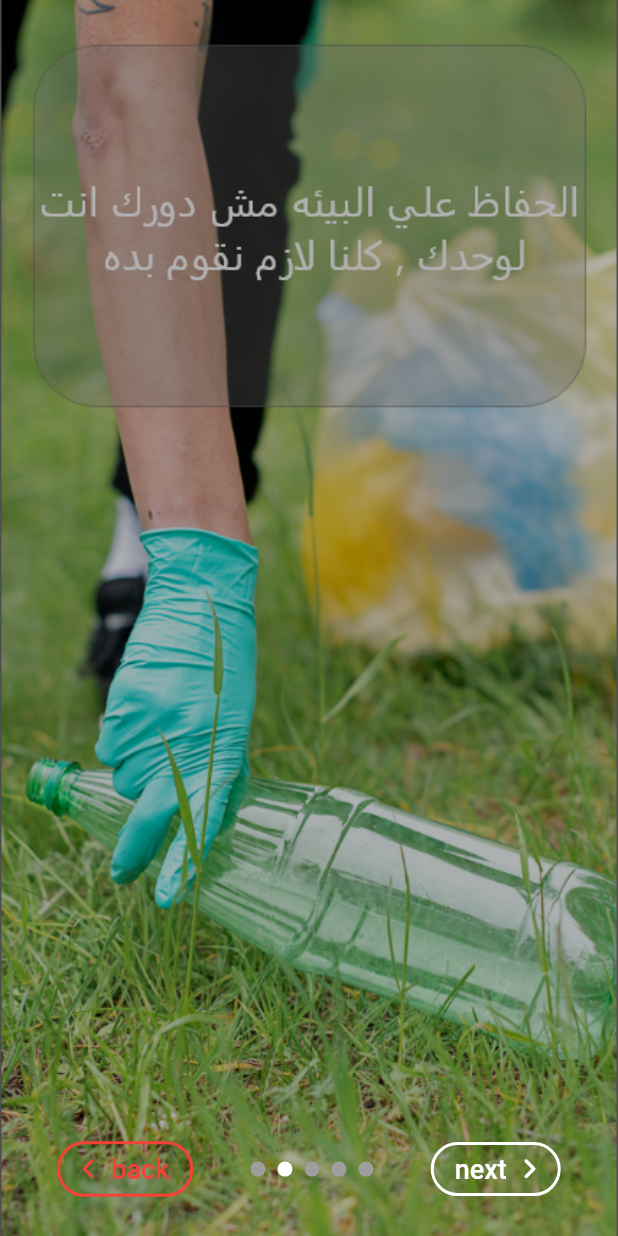
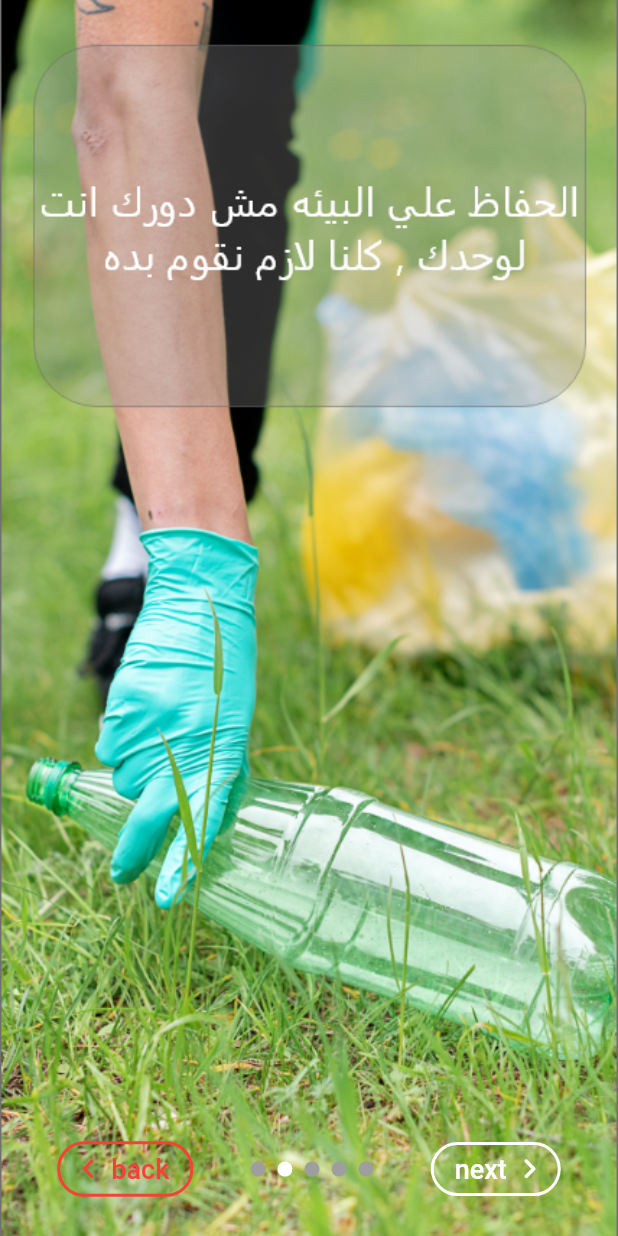
Before and after one commit to AMG2001/Green_Egypt, a Flutter app: the screen it shows after launch, after a tap on "next", on a phone screen of 412 x 824 dp. Run offline on Flutter 3.47's test engine with Material 2 defaults, Android fonts, the phone set to English and light mode, and no system bars; drawn by our look-alikes of smooth_page_indicator; our stand-ins replace animated_splash_screen, font_awesome_flutter, get, page_transition, shared_preferences; project files that could hold a hidden picture were left out.

Commit message:
splach screen and Intro done #

```diff
--- a/green_egypt/lib/screens/introduction_screen/introduction_screen_pages/page1.dart
+++ b/green_egypt/lib/screens/introduction_screen/introduction_screen_pages/page1.dart
@@ -10,8 +10,8 @@ class Page1 extends StatelessWidget {
       decoration: BoxDecoration(
           image: DecorationImage(
               image: image,
-             colorFilter: ColorFilter.mode(
-                  Colors.black.withOpacity(.3), BlendMode.darken),
+            //  colorFilter: ColorFilter.mode(
+            //       Colors.black.withOpacity(.3), BlendMode.darken),
               fit: BoxFit.cover,
               alignment: Alignment.center)),
       width: MediaQuery.of(context).size.width,
--- a/green_egypt/lib/screens/introduction_screen/introduction_screen_pages/page2.dart
+++ b/green_egypt/lib/screens/introduction_screen/introduction_screen_pages/page2.dart
@@ -9,8 +9,8 @@ class Page2 extends StatelessWidget {
       decoration: BoxDecoration(
           image: DecorationImage(
               image: image,
-             colorFilter: ColorFilter.mode(
-                  Colors.black.withOpacity(.3), BlendMode.darken),
+            //  colorFilter: ColorFilter.mode(
+            //       Colors.black.withOpacity(.3), BlendMode.darken),
               fit: BoxFit.cover,
               alignment: Alignment.center)),
       width: MediaQuery.of(context).size.width,
--- a/green_egypt/lib/screens/introduction_screen/introduction_screen_pages/page3.dart
+++ b/green_egypt/lib/screens/introduction_screen/introduction_screen_pages/page3.dart
@@ -9,8 +9,8 @@ class Page3 extends StatelessWidget {
       decoration: BoxDecoration(
           image: DecorationImage(
               image: image,
-             colorFilter: ColorFilter.mode(
-                  Colors.black.withOpacity(.3), BlendMode.darken),
+            //  colorFilter: ColorFilter.mode(
+            //       Colors.black.withOpacity(.3), BlendMode.darken),
               fit: BoxFit.cover,
               alignment: Alignment.center)),
       width: MediaQuery.of(context).size.width,
--- a/green_egypt/lib/screens/introduction_screen/introduction_screen_pages/page4.dart
+++ b/green_egypt/lib/screens/introduction_screen/introduction_screen_pages/page4.dart
@@ -9,8 +9,8 @@ class Page4 extends StatelessWidget {
       decoration: BoxDecoration(
           image: DecorationImage(
               image: image,
-              colorFilter: ColorFilter.mode(
-                  Colors.black.withOpacity(.3), BlendMode.darken),
+              // colorFilter: ColorFilter.mode(
+              //     Colors.black.withOpacity(.3), BlendMode.darken),
               fit: BoxFit.cover,
               alignment: Alignment.center)),
       width: MediaQuery.of(context).size.width,
--- a/green_egypt/lib/screens/introduction_screen/introduction_screen_pages/page5.dart
+++ b/green_egypt/lib/screens/introduction_screen/introduction_screen_pages/page5.dart
@@ -9,8 +9,8 @@ class Page5 extends StatelessWidget {
       decoration: BoxDecoration(
           image: DecorationImage(
               image: image,
-              colorFilter: ColorFilter.mode(
-                  Colors.black.withOpacity(.3), BlendMode.darken),
+              // colorFilter: ColorFilter.mode(
+              //     Colors.black.withOpacity(.3), BlendMode.darken),
               fit: BoxFit.cover,
               alignment: Alignment.center)),
       width: MediaQuery.of(context).size.width,
--- a/green_egypt/lib/screens/splach_screen/splach_screen.dart
+++ b/green_egypt/lib/screens/splach_screen/splach_screen.dart
@@ -17,9 +17,23 @@ class SplachScreenCustom extends StatelessWidget {
       animationDuration: Duration(seconds: 1),
       centered: true,
       splashIconSize: Get.height,
-      splash: 'assets/introduction_images/5_light.jpg',
+      splash: Column(
+          mainAxisAlignment: MainAxisAlignment.center,
+          mainAxisSize: MainAxisSize.min,
+          children: [
+            Icon(
+              Icons.recycling_sharp,
+              color: Colors.green,
+              size: 60,
+            ),
+            SizedBox(
+              height: 18,
+            ),
+            Text("🍀 Green Egypt 🍀",style: TextStyle(fontSize: 24),)
+          ]),
+
       nextScreen:
-      /**
+          /**
        * If first Launch Shared preference has value true ,
        * it mean that application opened , so open on login screen
        * else it mean that it is first time application opened , so
```
